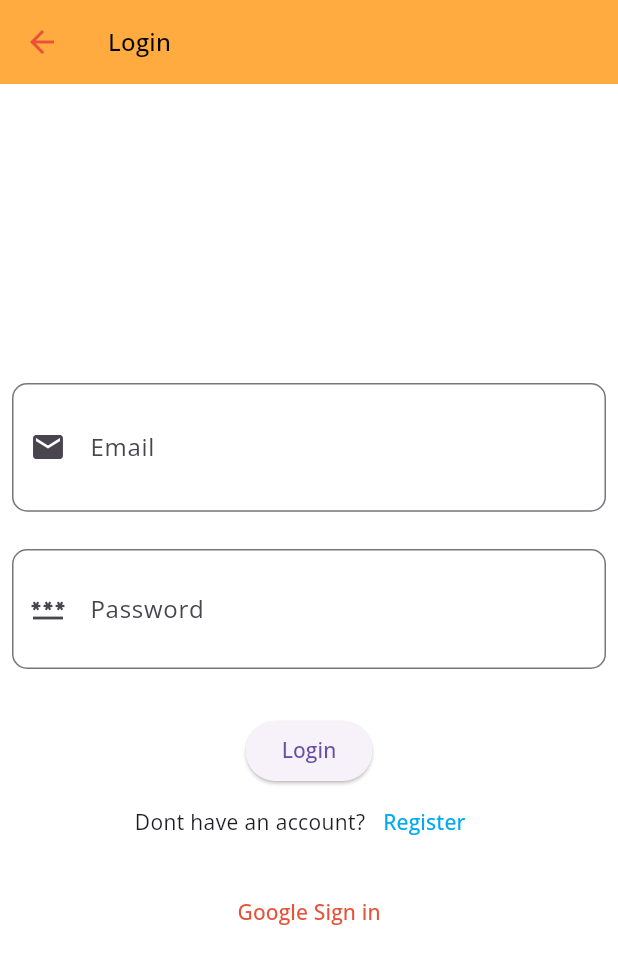
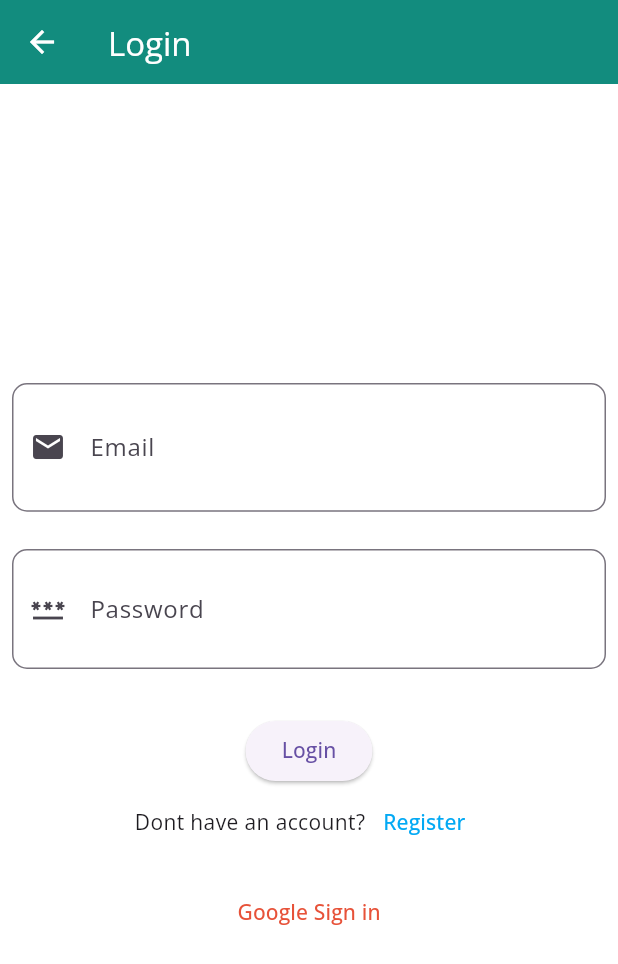
Before and after one commit to beem9/connect_app, a Flutter app: the screen it shows after launch, after a tap on "Register", after a tap on "Sign in here!", on a phone screen of 412 x 824 dp. Shown: the top 964 px of the screen. Run offline on Flutter 3.47's test engine with Material 3 defaults, Android fonts, the phone set to English and light mode, and no system bars; our stand-ins replace cloud_firestore, firebase_auth, firebase_core, firebase_messaging, firebase_storage, flutter_local_notifications and 5 more; accounts and stored records are empty; generated files the repository leaves out were written again.

Commit message:
finished task

```diff
--- a/lib/app/core/modules/auth/views/login.dart
+++ b/lib/app/core/modules/auth/views/login.dart
@@ -21,11 +21,10 @@ class LoginScreen extends ConsumerWidget {
       appBar: AppBar(
         title: Text(
           context.translate.login,
-          style: context.theme.textTheme.titleMedium?.copyWith(
-            color: MyColors.black,
-          ),
+          style: const TextStyle(color: Colors.white),
         ),
-        backgroundColor: Colors.orangeAccent,
+        backgroundColor: const Color.fromARGB(255, 18, 140, 126),
+        iconTheme: const IconThemeData(color: Colors.white), // WhatsApp green
       ),
       body: Column(
         mainAxisAlignment: MainAxisAlignment.center,
--- a/lib/app/core/modules/auth/views/register.dart
+++ b/lib/app/core/modules/auth/views/register.dart
@@ -21,11 +21,10 @@ class RegisterScreen extends ConsumerWidget {
       appBar: AppBar(
         title: Text(
           context.translate.register,
-          style: context.theme.textTheme.titleMedium?.copyWith(
-            color: MyColors.black,
-          ),
+          style: const TextStyle(color: Colors.white),
         ),
-        backgroundColor: Colors.orangeAccent,
+        backgroundColor: const Color.fromARGB(255, 18, 140, 126),
+        iconTheme: const IconThemeData(color: Colors.white), // WhatsApp green
       ),
       body: Column(
         mainAxisAlignment: MainAxisAlignment.center,
```
Also changed, not shown: lib/app/core/modules/chats/navbar/view/homepage.dart (+33 -13 lines), lib/app/core/modules/one_to_one_chat/views/message_screen.dart (+23 -21 lines).
